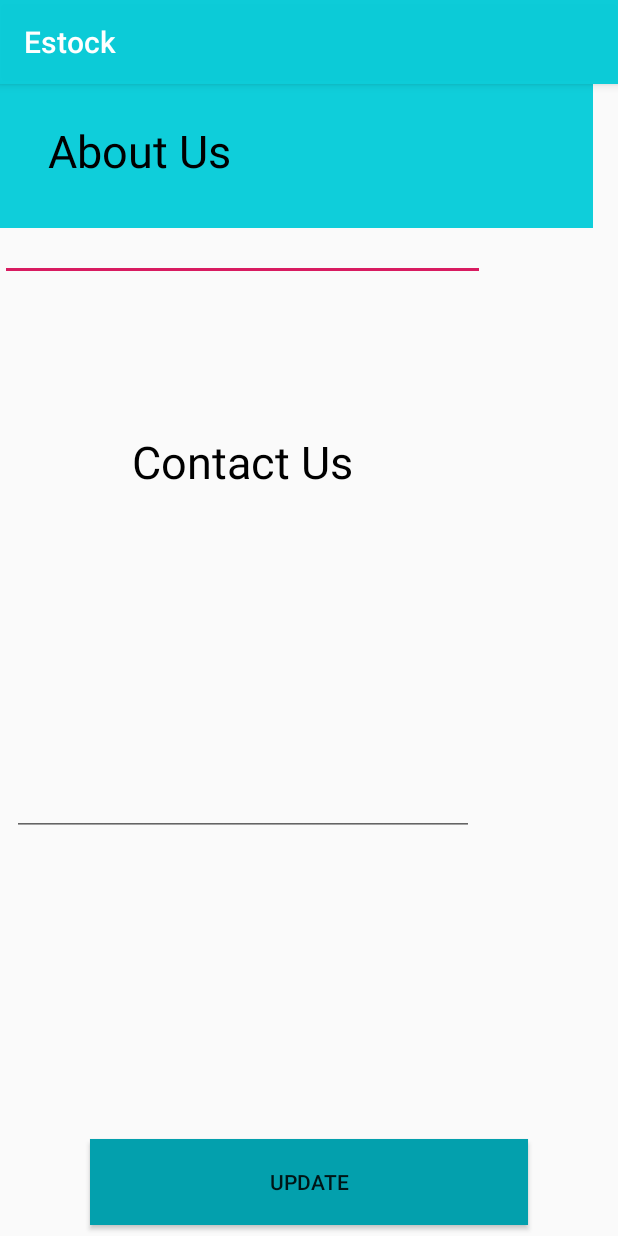
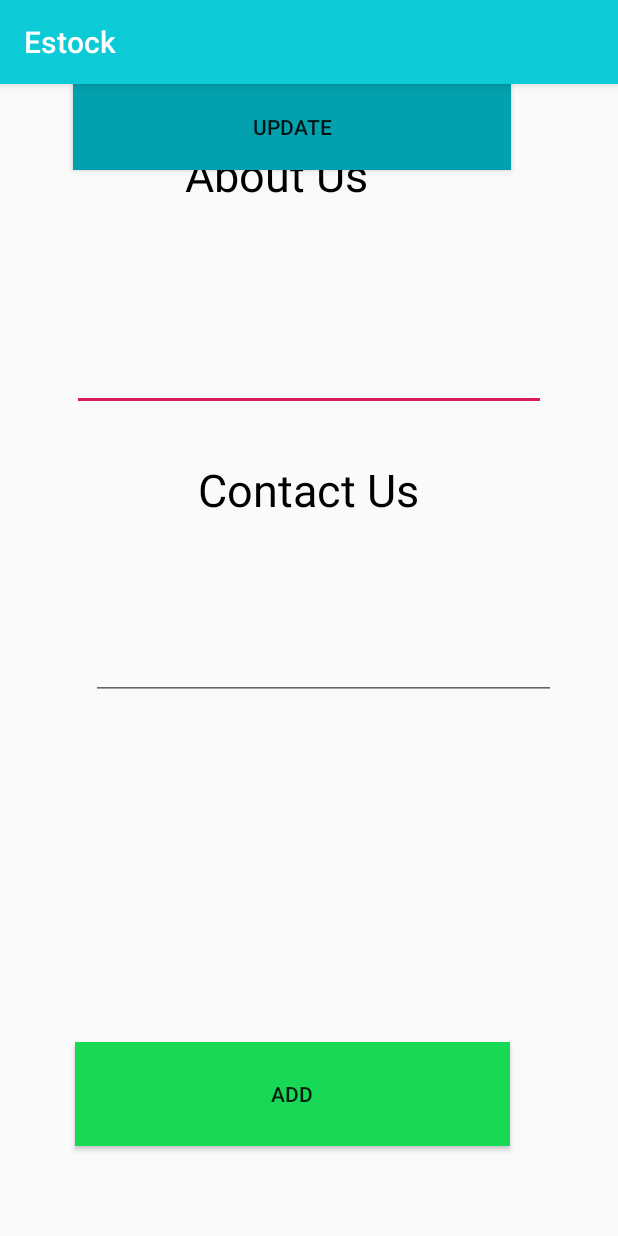
Before and after one commit to hasintha98/MAD-ESTOCK-V2, an Android app: the Admin_UpdateAppInfo screen opened directly, with no data from a screen before it, on a phone screen of 412 x 824 dp. Run offline under Robolectric (Android 15) with nearby library versions, the phone set to English and light mode, and no system bars; 2 statements that could not run were skipped.

Commit message:
Admin pages

```diff
--- a/app/src/main/AndroidManifest.xml
+++ b/app/src/main/AndroidManifest.xml
@@ -9,7 +9,8 @@
         android:roundIcon="@drawable/estock_app_icon"
         android:supportsRtl="true"
         android:theme="@style/AppTheme">
-        <activity android:name=".DatabaseHelper_UpdateAppInfo"></activity>
+        <activity android:name=".About_Us"></activity>
+        <activity android:name=".DatabaseHelper_UpdateAppInfo" />
         <activity android:name=".Admin_ViewAll" />
         <activity android:name=".Admin_UpdateAppInfo" />
         <activity android:name=".Admin" />
--- a/app/src/main/java/com/example/estock/Admin_UpdateAppInfo.java
+++ b/app/src/main/java/com/example/estock/Admin_UpdateAppInfo.java
@@ -1,8 +1,12 @@
 package com.example.estock;
 
 import androidx.appcompat.app.AppCompatActivity;
+import androidx.constraintlayout.widget.ConstraintLayout;
 
 import android.content.Intent;
+import android.database.Cursor;
+import android.graphics.Bitmap;
+import android.graphics.BitmapFactory;
 import android.os.Bundle;
 import android.view.View;
 import android.widget.Button;
@@ -11,48 +15,84 @@ import android.widget.TextView;
 import android.widget.Toast;
 
 public class Admin_UpdateAppInfo extends AppCompatActivity {
+    DatabaseHelper_UpdateAppInfo mydb;
 
     TextView aboutUs;
     TextView contactUs;
     EditText AboutUs;
     EditText ContactUs;
     Button update;
+    Button add;
 
     @Override
     protected void onCreate(Bundle savedInstanceState) {
         super.onCreate(savedInstanceState);
         setContentView(R.layout.activity_admin__update_app_info);
 
+        mydb = new DatabaseHelper_UpdateAppInfo(getApplicationContext());
+
         aboutUs = (TextView) findViewById(R.id.textView_about);
         contactUs = (TextView)findViewById(R.id.textView_contactus);
         AboutUs = (EditText)findViewById(R.id.editText_aboutUs);
         ContactUs = (EditText)findViewById(R.id.editText_contactUs);
         update = (Button)findViewById(R.id.btn_update);
+        add = (Button)findViewById(R.id.button_add);
+
+        Cursor data = mydb.getDataById(1);
+        while(data.moveToNext()) {
+            aboutUs.setText(data.getString(1));
+            contactUs.setText(data.getString(2));
+        }
+
+        AddData();
+        UpdateData();
+
+
+    }
+    public void AddData(){
+        add.setOnClickListener(
+                new View.OnClickListener() {
+                    @Override
+                    public void onClick(View view) {
+                        //Toast.makeText(ProductPage.this, "Data lol inserted", Toast.LENGTH_LONG).show();
+                        String abouUs = AboutUs.getText().toString();
+                        String contactUs = ContactUs.getText().toString();
+
+
+                        boolean isInserted = mydb.insertData(abouUs,contactUs);
+
+                        if(isInserted == true) {
+                            Toast.makeText(Admin_UpdateAppInfo.this, "Data inserted", Toast.LENGTH_LONG).show();
+                            // startActivity(new Intent(ProductPage.this, paymentPage.class));
+                        }
+                        else
+                            Toast.makeText(Admin_UpdateAppInfo.this,"Data not inserted",Toast.LENGTH_LONG).show();
+
+
+                    }
+
+                }
+        );
+    }
 
 
 
+    public void UpdateData() {
+        update.setOnClickListener(new View.OnClickListener() {
+            @Override
+            public void onClick(View view) {
+                String App_Info = AboutUs.getText().toString();
+                String Contact_Us = ContactUs.getText().toString();
 
+                boolean isUpdated = mydb.updateData("1",App_Info, Contact_Us);
+
+                if(isUpdated == true) {
+                    Toast.makeText(Admin_UpdateAppInfo.this, "You have successfully updated the item", Toast.LENGTH_LONG).show();
+                    startActivity(new Intent(Admin_UpdateAppInfo.this, About_Us.class));
+                } else {
+                    Toast.makeText(Admin_UpdateAppInfo.this, "Data not Updated", Toast.LENGTH_LONG).show();
+                }
+            }
+        });
     }
-
-
-//    public void UpdateData() {
-//        update.setOnClickListener(new View.OnClickListener() {
-//            @Override
-//            public void onClick(View view) {
-//                String productName = editName.getText().toString();
-//                String Type = editType.getText().toString();
-//                int qty = Integer.parseInt(editQty.getText().toString());
-//                double price = Double.parseDouble(editPrice.getText().toString());
-//                String productDesc = editDesc.getText().toString();
-//                boolean isUpdated = myDb.updateData(editId.getText().toString(),myDb.getBytes(bitmap),productName, Type, qty,price,productDesc);
-//
-//                if(isUpdated == true) {
-//                    Toast.makeText(UpdateDeleteMyProducts.this, "You have successfully updated the item", Toast.LENGTH_LONG).show();
-//                    startActivity(new Intent(UpdateDeleteMyProducts.this, MyProducts.class));
-//                } else {
-//                    Toast.makeText(UpdateDeleteMyProducts.this, "Data not Updated", Toast.LENGTH_LONG).show();
-//                }
-//            }
-//        });
-//    }
 }
--- a/app/src/main/java/com/example/estock/DatabaseHelper_MyOrders.java
+++ b/app/src/main/java/com/example/estock/DatabaseHelper_MyOrders.java
@@ -16,7 +16,7 @@ public class DatabaseHelper_MyOrders extends SQLiteOpenHelper {
 
     public DatabaseHelper_MyOrders(Context context) {
 
-        super(context,DATABASE_NAME,null,2);
+        super(context,DATABASE_NAME,null,3);
     }
 
     @Override
--- a/app/src/main/java/com/example/estock/DatabaseHelper_Products.java
+++ b/app/src/main/java/com/example/estock/DatabaseHelper_Products.java
@@ -23,7 +23,7 @@ public class DatabaseHelper_Products extends SQLiteOpenHelper {
 
 
     public DatabaseHelper_Products(Context context) {
-        super(context, DATABASE_NAME, null, 1);
+        super(context, DATABASE_NAME, null, 3);
 
     }
 
--- a/app/src/main/java/com/example/estock/DatabaseHelper_SignUp.java
+++ b/app/src/main/java/com/example/estock/DatabaseHelper_SignUp.java
@@ -22,7 +22,7 @@ public class DatabaseHelper_SignUp extends SQLiteOpenHelper {
 
 
     public DatabaseHelper_SignUp(Context context) {
-        super(context, DATABASE_NAME, null, 1);
+        super(context, DATABASE_NAME, null, 3);
     }
 
     @Override
--- a/app/src/main/java/com/example/estock/DatabaseHelper_UpdateAppInfo.java
+++ b/app/src/main/java/com/example/estock/DatabaseHelper_UpdateAppInfo.java
@@ -2,13 +2,74 @@ package com.example.estock;
 
 import androidx.appcompat.app.AppCompatActivity;
 
+import android.content.ContentValues;
+import android.content.Context;
+import android.database.Cursor;
+import android.database.sqlite.SQLiteDatabase;
+import android.database.sqlite.SQLiteOpenHelper;
 import android.os.Bundle;
 
-public class DatabaseHelper_UpdateAppInfo extends AppCompatActivity {
+public class DatabaseHelper_UpdateAppInfo extends SQLiteOpenHelper {
+    public static final String DATABASE_NAME = "Estock.db";
+    public static final String TABLE_NAME = "APP_INFO";
+    public static final String COL_1 = "ID";
+    public static final String COL_2 = "APPINFO";
+    public static final String COL_3 = "CONTACTINFO";
+
+
+
+    public DatabaseHelper_UpdateAppInfo(Context context) {
+        super(context, DATABASE_NAME,null,3);
+    }
+
+
 
     @Override
-    protected void onCreate(Bundle savedInstanceState) {
-        super.onCreate(savedInstanceState);
-        setContentView(R.layout.activity_database_helper__update_app_info);
+    public void onCreate(SQLiteDatabase sqLiteDatabase) {
+        sqLiteDatabase.execSQL("create table "+TABLE_NAME+" (ID INTEGER PRIMARY KEY AUTOINCREMENT,APPINFO TEXT NOT NULL,CONTACTINFO TEXT NOT NULL)");
+
+
     }
+
+    @Override
+    public void onUpgrade(SQLiteDatabase sqLiteDatabase, int i, int i1) {
+        sqLiteDatabase.execSQL("DROP TABLE IF EXISTS "+TABLE_NAME);
+        onCreate(sqLiteDatabase);
+    }
+
+    public  boolean insertData(String aboutUs, String contactUs){
+        SQLiteDatabase sqLiteDatabase= this.getWritableDatabase();
+        ContentValues contentValues=new ContentValues();
+        contentValues.put(COL_2,aboutUs);
+        contentValues.put(COL_3,contactUs);
+
+        long result=sqLiteDatabase.insert(TABLE_NAME,null,contentValues);
+
+        if (result == -1)
+            return false;
+        else
+            return true;
+
+    }
+
+    public Cursor getDataById(int id) {
+        SQLiteDatabase sqLiteDatabase = this.getWritableDatabase();
+        Cursor res = sqLiteDatabase.rawQuery("select * from "+TABLE_NAME+" where ID = '"+id+"'",null);
+        return res;
+    }
+
+    public boolean updateData(String ID, String appinfo,String contactinfo) {
+        SQLiteDatabase sqLiteDatabase = getWritableDatabase();
+        ContentValues contentValues = new ContentValues();
+        contentValues.put(COL_1,ID);
+        contentValues.put(COL_2,appinfo);
+        contentValues.put(COL_3,contactinfo);
+
+        sqLiteDatabase.update(TABLE_NAME,contentValues,"ID = ?", new String[] { ID });
+        return true;
+
+    }
+
+
+
 }
--- a/app/src/main/java/com/example/estock/ProductPage.java
+++ b/app/src/main/java/com/example/estock/ProductPage.java
@@ -43,8 +43,8 @@ public class ProductPage extends AppCompatActivity {
 
         final TextView Text_Product_Price2 = findViewById(R.id.Text_Product_Price2);
 
-        TextView Text_Product_Cart = findViewById(R.id.Text_Product_Cart);
-        Text_Product_Cart.setText(R.string.Text_Product_Cart);
+        TextView Text_Product_Cart = findViewById(R.id.Text_Product_Buy);
+        Text_Product_Cart.setText(R.string.Text_Product_Buy);
 
 //        Layout_buy.setOnClickListener(new View.OnClickListener() {
 //            @Override
--- a/app/src/main/java/com/example/estock/SignInPageUpdated.java
+++ b/app/src/main/java/com/example/estock/SignInPageUpdated.java
@@ -95,7 +95,7 @@ public class SignInPageUpdated extends AppCompatActivity {
                     Toast.makeText(SignInPageUpdated.this, "Success", Toast.LENGTH_SHORT).show();
 
                 } else if(username.getText().toString().equals("123") && password.getText().toString().equals("123")) {
-                    Intent intent = new Intent(SignInPageUpdated.this, MyAccount.class);
+                    Intent intent = new Intent(SignInPageUpdated.this, Admin.class);
                     startActivity(intent);
                     Toast.makeText(SignInPageUpdated.this, "success", Toast.LENGTH_SHORT).show();
 
--- a/app/src/main/res/layout/activity_admin__update_app_info.xml
+++ b/app/src/main/res/layout/activity_admin__update_app_info.xml
@@ -6,60 +6,59 @@
     android:layout_height="match_parent"
     tools:context=".Admin_UpdateAppInfo">
 
-    <LinearLayout
-        android:layout_width="395dp"
-        android:layout_height="96dp"
-        android:background="@color/colorPrimary"
-        android:orientation="vertical"
-        tools:layout_editor_absoluteX="8dp"
-        tools:layout_editor_absoluteY="3dp">
-
     <TextView
         android:id="@+id/textView_about"
-            android:layout_width="215dp"
-            android:layout_height="49dp"
+        android:layout_width="164dp"
+        android:layout_height="58dp"
         android:layout_marginStart="32dp"
         android:layout_marginLeft="32dp"
-            android:layout_marginTop="24dp"
+        android:layout_marginTop="40dp"
         android:layout_marginEnd="32dp"
         android:layout_marginRight="32dp"
         android:text="About Us"
         android:textColor="@color/design_default_color_on_secondary"
-            android:textSize="30sp" />
-
-    </LinearLayout>
+        android:textSize="30sp"
+        app:layout_constraintEnd_toEndOf="parent"
+        app:layout_constraintHorizontal_bias="0.497"
+        app:layout_constraintStart_toStartOf="parent"
+        app:layout_constraintTop_toTopOf="parent" />
 
     <TextView
         android:id="@+id/textView_contactus"
         android:layout_width="wrap_content"
         android:layout_height="wrap_content"
-        android:layout_marginTop="100dp"
+        android:layout_marginTop="32dp"
         android:text="Contact Us"
         android:textColor="@color/design_default_color_on_secondary"
         android:textSize="30sp"
         app:layout_constraintEnd_toEndOf="@+id/editText_aboutUs"
+        app:layout_constraintHorizontal_bias="0.497"
         app:layout_constraintStart_toStartOf="@+id/editText_aboutUs"
         app:layout_constraintTop_toBottomOf="@+id/editText_aboutUs" />
 
     <EditText
         android:id="@+id/editText_aboutUs"
-        android:layout_width="323dp"
-        android:layout_height="131dp"
+        android:layout_width="316dp"
+        android:layout_height="88dp"
+        android:layout_marginTop="32dp"
         android:ems="10"
         android:gravity="start|top"
         android:inputType="textMultiLine"
-        tools:layout_editor_absoluteX="44dp"
-        tools:layout_editor_absoluteY="132dp" />
+        app:layout_constraintEnd_toEndOf="@+id/textView_about"
+        app:layout_constraintHorizontal_bias="0.496"
+        app:layout_constraintStart_toStartOf="@+id/textView_about"
+        app:layout_constraintTop_toBottomOf="@+id/textView_about" />
 
     <EditText
         android:id="@+id/editText_contactUs"
-        android:layout_width="308dp"
-        android:layout_height="141dp"
-        android:layout_marginTop="88dp"
+        android:layout_width="310dp"
+        android:layout_height="84dp"
+        android:layout_marginTop="36dp"
         android:ems="10"
         android:gravity="start|top"
         android:inputType="textMultiLine"
         app:layout_constraintEnd_toEndOf="@+id/textView_contactus"
+        app:layout_constraintHorizontal_bias="0.44"
         app:layout_constraintStart_toStartOf="@+id/textView_contactus"
         app:layout_constraintTop_toBottomOf="@+id/textView_contactus" />
 
@@ -71,11 +70,22 @@
         android:layout_marginLeft="8dp"
         android:layout_marginEnd="8dp"
         android:layout_marginRight="8dp"
-        android:layout_marginBottom="7dp"
         android:background="@color/colorPrimaryDark"
         android:text="Update"
+        app:layout_constraintEnd_toEndOf="parent"
+        app:layout_constraintHorizontal_bias="0.388"
+        app:layout_constraintStart_toStartOf="parent"
+        tools:layout_editor_absoluteY="529dp" />
+
+    <Button
+        android:id="@+id/button_add"
+        android:layout_width="290dp"
+        android:layout_height="69dp"
+        android:layout_marginBottom="60dp"
+        android:background="@color/paymentDone"
+        android:text="Add"
+        android:textColorHint="@color/design_default_color_on_secondary"
         app:layout_constraintBottom_toBottomOf="parent"
-        app:layout_constraintEnd_toEndOf="parent"
-        app:layout_constraintStart_toStartOf="parent" />
-
+        app:layout_constraintEnd_toEndOf="@+id/btn_update"
+        app:layout_constraintStart_toStartOf="@+id/btn_update" />
 </androidx.constraintlayout.widget.ConstraintLayout>
--- a/app/src/main/res/values/colors.xml
+++ b/app/src/main/res/values/colors.xml
@@ -4,7 +4,7 @@
     <color name="colorPrimary">#F000CBD8</color>
     <color name="colorPrimaryDark">#03A0AD</color>
     <color name="colorAccent">#D81B60</color>
-    <color name="paymentDone">#18d955</color>
+    <color name="paymentDone">#18D955</color>
     <color name="Cancel">#d11717</color>
     <color name="downBar">#F5F5F5</color>
     <color name="productCart">#1ecc16</color>
```
Also changed, not shown: app/src/main/java/com/example/estock/About_Us.java (added, +14 -0 lines), app/src/main/res/layout/activity_about__us.xml (added, +56 -0 lines), app/src/main/res/layout/activity_database_helper__update_app_info.xml (deleted, +0 -9 lines). Lines whose indentation alone changed are shown as unchanged.
